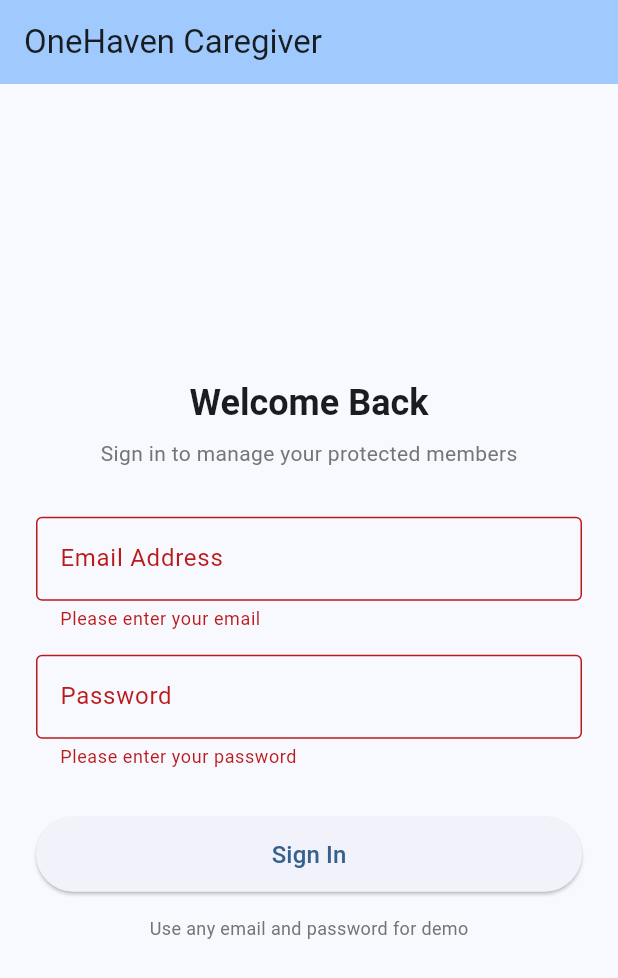
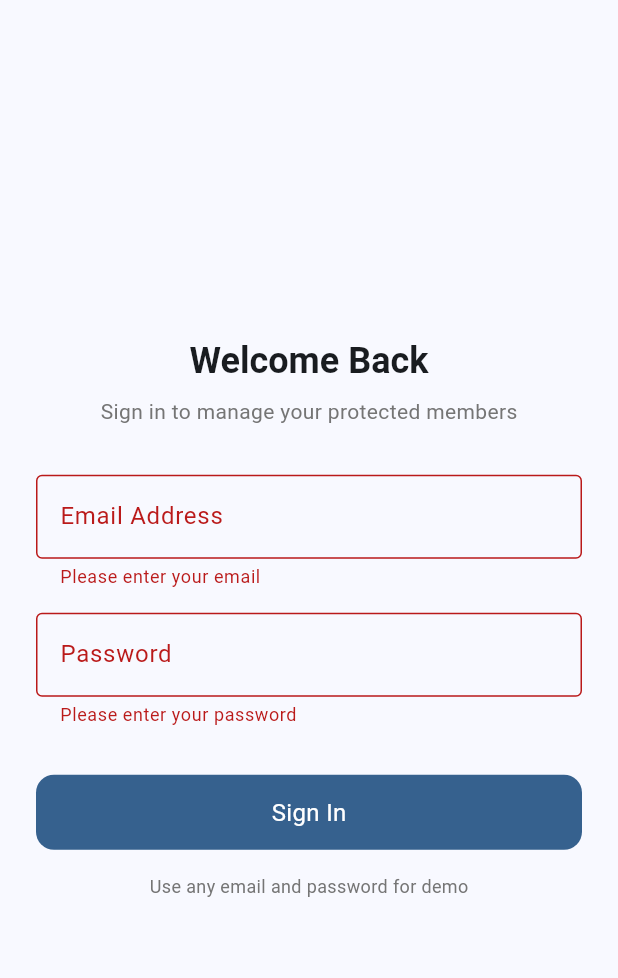
Before and after one commit to tishey/OneHaven, a Flutter app: the screen it shows after launch, after a tap on "Sign In", on a phone screen of 412 x 824 dp. Shown: the top 978 px of the screen. Run offline on Flutter 3.47's test engine with Material 3 defaults, Android fonts, the phone set to English and light mode, and no system bars; our stand-ins replace connectivity_plus, dio, flutter_riverpod, hive_flutter, shimmer; accounts and stored records are empty; network calls fail.

Commit message:
Splash screen added for stored token routing

```diff
--- a/lib/main.dart
+++ b/lib/main.dart
@@ -1,6 +1,7 @@
 import 'package:flutter/material.dart';
 import 'package:flutter_riverpod/flutter_riverpod.dart';
 import 'package:onehaven_assessment/presentation/view/login_screen.dart';
+import 'package:onehaven_assessment/presentation/view/splash_screen.dart';
 import 'package:onehaven_assessment/service/hive_service.dart';
 
 void main() async {
@@ -17,6 +18,7 @@ class MyApp extends StatelessWidget {
     return ProviderScope(
       child: MaterialApp(
         title: 'OneHaven',
+        debugShowCheckedModeBanner: false,
         theme: ThemeData(
           colorScheme: ColorScheme.fromSeed(
             seedColor: Colors.blue,
@@ -32,7 +34,7 @@ class MyApp extends StatelessWidget {
           useMaterial3: true,
           fontFamily: 'Inter',
         ),
-        home: LoginScreen(),
+        home: SplashScreen(),
       ),
     );
   }
--- a/lib/presentation/view/login_screen.dart
+++ b/lib/presentation/view/login_screen.dart
@@ -19,16 +19,16 @@ class _LoginScreenState extends ConsumerState<LoginScreen> {
   final _formKey = GlobalKey<FormState>();
   bool _isLoading = false;
 
-  @override
-  void initState() {
-    super.initState();
-    WidgetsBinding.instance.addPostFrameCallback((_) {
-      final isAuthenticated = ref.read(authStateProvider).value ?? false;
-      if (isAuthenticated) {
-        _navigateToDashboard();
-      }
-    });
-  }
+  // @override
+  // void initState() {
+  //   super.initState();
+  //   WidgetsBinding.instance.addPostFrameCallback((_) {
+  //     final isAuthenticated = ref.read(authStateProvider).value ?? false;
+  //     if (isAuthenticated) {
+  //       _navigateToDashboard();
+  //     }
+  //   });
+  // }
 
   void _navigateToDashboard() {
     Navigator.pushReplacement(
@@ -69,10 +69,6 @@ class _LoginScreenState extends ConsumerState<LoginScreen> {
   @override
   Widget build(BuildContext context) {
     return Scaffold(
-      appBar: AppBar(
-        title: const Text('OneHaven Caregiver'),
-        backgroundColor: Theme.of(context).colorScheme.inversePrimary,
-      ),
       body: Padding(
         padding: const EdgeInsets.all(24.0),
         child: Form(
@@ -127,18 +123,35 @@ class _LoginScreenState extends ConsumerState<LoginScreen> {
               SizedBox(
                 width: double.infinity,
                 height: 50,
-                child: ElevatedButton(
-                  onPressed: _isLoading ? null : _login,
+                child: GestureDetector(
+                  onTap: _isLoading ? null : _login,
+                  child: Container(
+                    decoration: BoxDecoration(
+                      borderRadius: BorderRadius.circular(12),
+                      color: Theme.of(context).primaryColor,
+                    ),
+
                     child: _isLoading
                         ? const SizedBox(
-                          width: 20,
-                          height: 20,
+                            width: 10,
+                            height: 10,
+                            child: Center(
                               child: CircularProgressIndicator(
                                 strokeWidth: 2,
                                 color: Colors.white,
                               ),
+                            ),
                           )
-                      : const Text('Sign In', style: TextStyle(fontSize: 16)),
+                        : Center(
+                            child: const Text(
+                              'Sign In',
+                              style: TextStyle(
+                                fontSize: 16,
+                                color: Colors.white,
+                              ),
+                            ),
+                          ),
+                  ),
                 ),
               ),
               const SizedBox(height: 16),
--- /dev/null
+++ b/lib/presentation/view/splash_screen.dart
@@ -0,0 +1,75 @@
+import 'package:flutter/material.dart';
+import 'package:flutter_riverpod/flutter_riverpod.dart';
+import 'package:onehaven_assessment/presentation/view/dashboard_screen.dart';
+import 'package:onehaven_assessment/presentation/view/login_screen.dart';
+import 'package:onehaven_assessment/provider/provider.dart';
+
+class SplashScreen extends ConsumerStatefulWidget {
+  const SplashScreen({super.key});
+
+  @override
+  ConsumerState<SplashScreen> createState() => _SplashScreenState();
+}
+
+class _SplashScreenState extends ConsumerState<SplashScreen> {
+  @override
+  void initState() {
+    super.initState();
+    WidgetsBinding.instance.addPostFrameCallback((_) {
+      _navigateToRoute();
+    });
+  }
+
+  void _navigateToRoute() {
+    final isAuthenticated = ref.read(isAuthenticatedProvider);
+
+    Future.delayed(const Duration(milliseconds: 1500), () {
+      if (mounted) {
+        if (isAuthenticated) {
+          Navigator.pushReplacement(
+            context,
+            MaterialPageRoute(builder: (context) => const DashboardScreen()),
+          );
+        } else {
+          Navigator.pushReplacement(
+            context,
+            MaterialPageRoute(builder: (context) => const LoginScreen()),
+          );
+        }
+      }
+    });
+  }
+
+  @override
+  Widget build(BuildContext context) {
+    return Scaffold(
+      backgroundColor: Colors.white,
+      body: Container(
+        alignment: Alignment.center,
+        child: Column(
+          mainAxisAlignment: MainAxisAlignment.center,
+          crossAxisAlignment: CrossAxisAlignment.center,
+          children: [
+            Text(
+              'OneHaven',
+              style: TextStyle(
+                fontSize: 32,
+                fontWeight: FontWeight.w700,
+                color: Colors.blue[700],
+              ),
+            ),
+            const SizedBox(height: 8),
+            Text(
+              'Caregiver Dashboard',
+              style: TextStyle(
+                fontSize: 16,
+                fontWeight: FontWeight.w400,
+                color: Colors.grey[600],
+              ),
+            ),
+          ],
+        ),
+      ),
+    );
+  }
+}
--- a/lib/provider/provider.dart
+++ b/lib/provider/provider.dart
@@ -58,7 +58,7 @@ class MembersNotifier extends StateNotifier<AsyncValue<List<Member>>> {
     try {
       await _repository.toggleScreenTime(member, enabled);
 
-      await loadMembers();
+      // await loadMembers();
     } catch (e) {
       state = currentState;
       rethrow;
--- a/pubspec.yaml
+++ b/pubspec.yaml
@@ -38,6 +38,7 @@ dependencies:
   dio: ^5.9.0
   hive_flutter: ^1.1.0
   connectivity_plus: ^7.0.0
+  shimmer: ^3.0.0
 
 dev_dependencies:
   flutter_test:
```
Also changed, not shown: lib/presentation/view/dashboard_screen.dart (+3 -16 lines), lib/presentation/widget/member_tile.dart (+6 -9 lines), lib/presentation/widget/shimmer_loader.dart (added, +41 -0 lines), pubspec.lock. Lines whose indentation alone changed are shown as unchanged.
